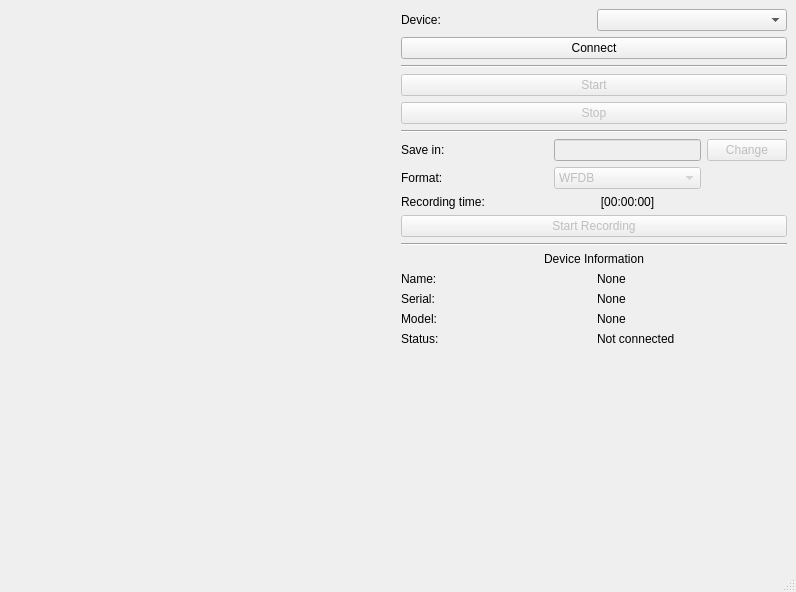
Before: the Qt Designer form src/ui/main_window.ui in mcsltd/mcs-inRat-monitor, drawn with Qt 5.
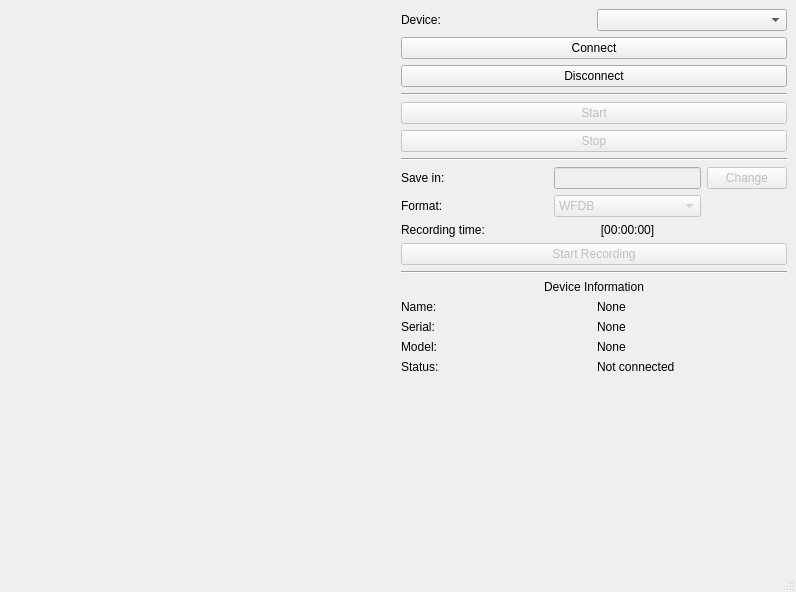
After: the same form once the commit is applied. Custom widgets are drawn as their Qt base class.

Commit message: app: add button disconnect

```diff
--- a/src/ui/main_window.ui
+++ b/src/ui/main_window.ui
@@ -38,6 +38,13 @@
         </property>
        </widget>
       </item>
+      <item>
+       <widget class="QPushButton" name="pushButtonDisconnect">
+        <property name="text">
+         <string>Disconnect</string>
+        </property>
+       </widget>
+      </item>
       <item>
        <widget class="Line" name="line_3">
         <property name="orientation">
```
The commit also changes 2 other files.
